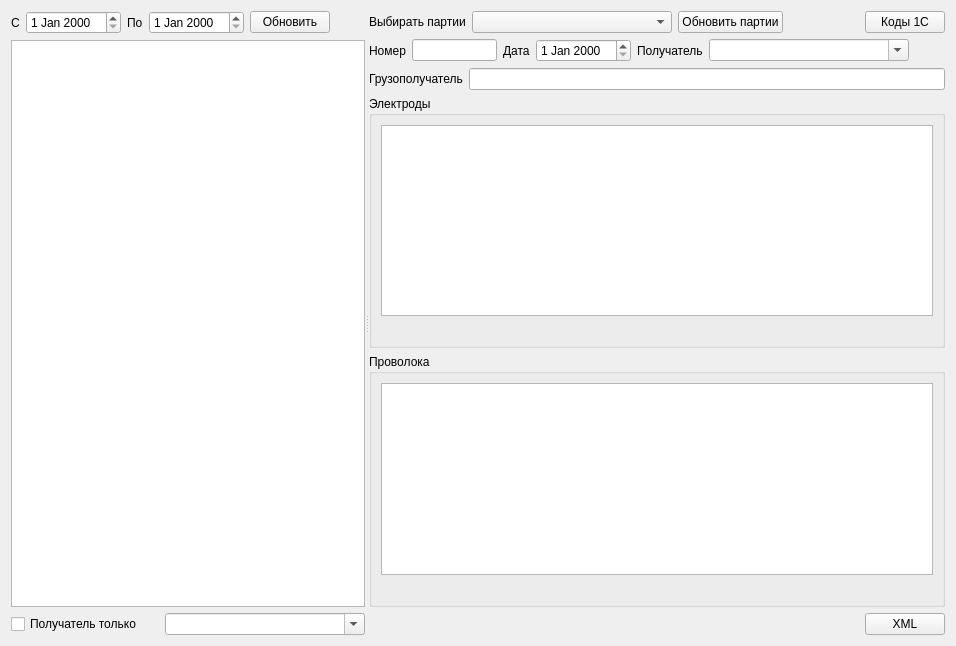
This is formship.ui in Sergeyego/ship as Qt 5 draws it before an edit. The edited form follows.
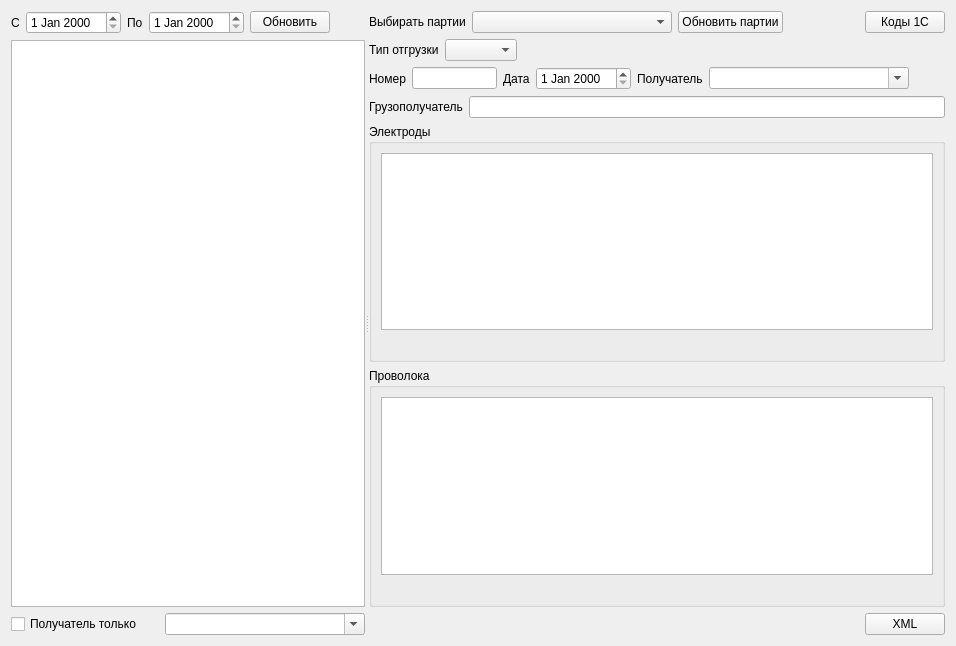
This is the edited form. Custom widgets are drawn as their Qt base class.

Commit message: Добавлен тип отгрузки

```diff
--- a/formship.ui
+++ b/formship.ui
@@ -157,6 +157,33 @@
          </item>
         </layout>
        </item>
+       <item>
+        <layout class="QHBoxLayout" name="horizontalLayout_6">
+         <item>
+          <widget class="QLabel" name="label_8">
+           <property name="text">
+            <string>Тип отгрузки</string>
+           </property>
+          </widget>
+         </item>
+         <item>
+          <widget class="QComboBox" name="comboBoxType"/>
+         </item>
+         <item>
+          <spacer name="horizontalSpacer_5">
+           <property name="orientation">
+            <enum>Qt::Horizontal</enum>
+           </property>
+           <property name="sizeHint" stdset="0">
+            <size>
+             <width>40</width>
+             <height>20</height>
+            </size>
+           </property>
+          </spacer>
+         </item>
+        </layout>
+       </item>
        <item>
         <layout class="QHBoxLayout" name="horizontalLayout_3">
          <item>
```
The commit also changes 7 other files.
